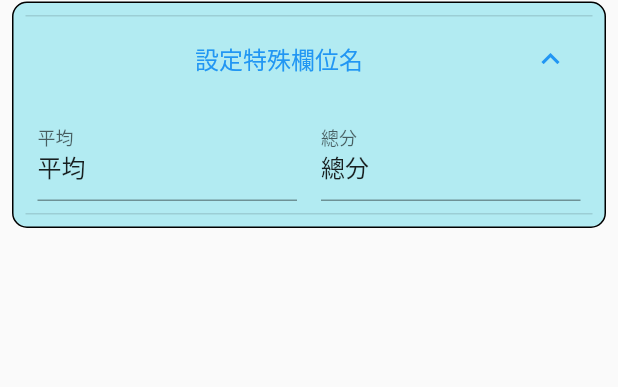
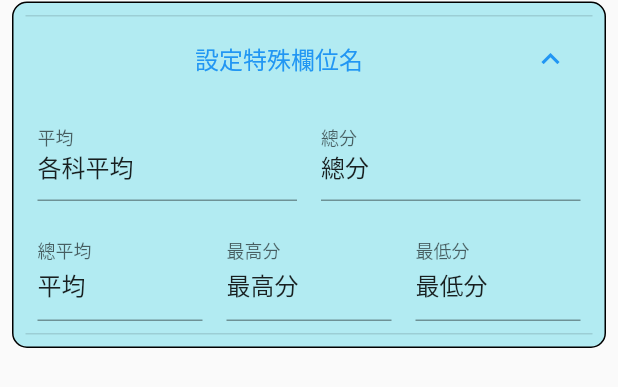
Before and after one commit to ychsue/class_grades_analyzer, a Flutter app: the SpecialFieldsName widget shown alone on an empty page, opened directly, after a tap on "設定特殊欄位名", on a phone screen of 412 x 824 dp. Shown: the top 387 px of the screen. Run offline on Flutter 3.47's test engine with Material 2 defaults, Android fonts, the phone set to English and light mode, and no system bars; our stand-ins replace file_picker, get, get_storage, pdf, printing, rxdart; missing offline and left inert: excel; accounts and stored records are empty; Roboto replaces fonts that are missing (Georgia).

Commit message:
Naming highest, lowest and average fields' name.

```diff
--- a/lib/controllers/id_and_course_keys_controller.dart
+++ b/lib/controllers/id_and_course_keys_controller.dart
@@ -17,8 +17,12 @@ class IdAndCourseKeysController extends GetxController {
     "temp_in",
   ].obs;
 
-  final avgName = "平均".obs;
+  final avgName = "各科平均".obs;
   final sumName = "總分".obs;
+
+  final avgAllName = "平均".obs;
+  final highestName = "最高分".obs;
+  final lowestName = "最低分".obs;
 
   updateFromGetStorage() {
     final idsBuf = IdAndCourseKeysApi.readIds();
@@ -30,6 +34,15 @@ class IdAndCourseKeysController extends GetxController {
     final sumNameBuf = IdAndCourseKeysApi.readSumName();
     if (avgNameBuf != null) avgName.value = avgNameBuf;
     if (sumNameBuf != null) sumName.value = sumNameBuf;
+
+    // #region highest, lowest, and average
+    final avgAllNameBuf = IdAndCourseKeysApi.readAvgAllName();
+    final highestNameBuf = IdAndCourseKeysApi.readHighestName();
+    final lowestNameBuf = IdAndCourseKeysApi.readLowestName();
+    if (avgAllNameBuf != null) avgAllName.value = avgAllNameBuf;
+    if (highestNameBuf != null) highestName.value = highestNameBuf;
+    if (lowestNameBuf != null) lowestName.value = lowestNameBuf;
+    // #endregion highest, lowest, and average
 
     if (idsBuf != null) ids.value = idsBuf;
     if (courseKeysBuf != null) courseKeys.value = courseKeysBuf;
@@ -45,5 +58,8 @@ class IdAndCourseKeysController extends GetxController {
     IdAndCourseKeysApi.writeEndRow(endRow.value);
     IdAndCourseKeysApi.writeAvgName(avgName.value);
     IdAndCourseKeysApi.writeSumName(sumName.value);
+    IdAndCourseKeysApi.writeAvgAllName(avgAllName.value);
+    IdAndCourseKeysApi.writeHighestName(highestName.value);
+    IdAndCourseKeysApi.writeLowestName(lowestName.value);
   }
 }
--- a/lib/modules/start/UI/special_fields_name.dart
+++ b/lib/modules/start/UI/special_fields_name.dart
@@ -52,6 +52,52 @@ class SpecialFieldsName extends GetView<IdAndCourseKeysController> {
               ),
             ],
           ),
+          Row(
+            children: [
+              Expanded(
+                child: Padding(
+                  padding: const EdgeInsets.all(8.0),
+                  child: TextFormField(
+                    initialValue: controller.avgAllName.value,
+                    onChanged: (v) {
+                      controller.avgAllName.value = v;
+                    },
+                    decoration: InputDecoration(
+                        hintText: controller.avgAllName.value,
+                        labelText: "總平均"), // I18N
+                  ),
+                ),
+              ),
+              Expanded(
+                child: Padding(
+                  padding: const EdgeInsets.all(8.0),
+                  child: TextFormField(
+                    initialValue: controller.highestName.value,
+                    onChanged: (v) {
+                      controller.highestName.value = v;
+                    },
+                    decoration: InputDecoration(
+                        hintText: controller.highestName.value,
+                        labelText: "最高分"), // I18N
+                  ),
+                ),
+              ),
+              Expanded(
+                child: Padding(
+                  padding: const EdgeInsets.all(8.0),
+                  child: TextFormField(
+                    initialValue: controller.lowestName.value,
+                    onChanged: (v) {
+                      controller.lowestName.value = v;
+                    },
+                    decoration: InputDecoration(
+                        hintText: controller.lowestName.value,
+                        labelText: "最低分"), // I18N
+                  ),
+                ),
+              ),
+            ],
+          ),
         ],
       ),
       // ),
```
Also changed, not shown: lib/controllers/my_global_controller.dart (+9 -2 lines), lib/data/provider/id_and_course_keys.dart (+39 -0 lines), lib/modules/pdf_view/gen_pdf/gen_one_pdf_item.dart (+6 -3 lines), 1 other file.
